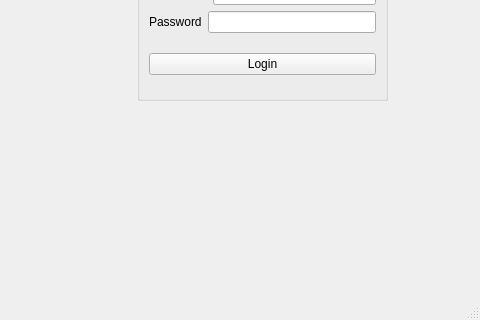
This is LoginApp/LoginApp/mainwindow.ui in htts1049/Qt-Study as Qt 5 draws it before an edit; both pictures show x 223 to 703 and y 180 to 500 of the 703 by 500 pixel window. The edited form follows.
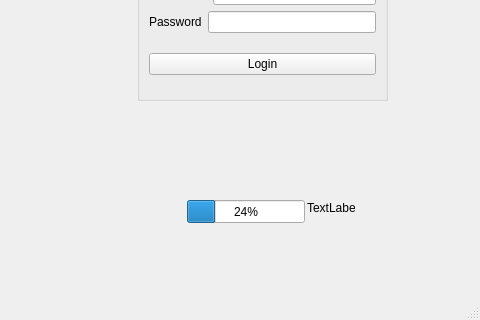
This is the edited form. Icons and pictures are not drawn.

Commit message: 1. Date : 2024-11-30 2. TID : - showMessageBar 메소드를 사용해, status bar에 메시지 띄우기 - showMessageBar 메소드의 timeout 매개변수를 이용해, 일정 시간만큼만 메시지 띄우기 - addPermenentWidget 메소드를 사용해, status bar에 위젯  추가하기 - addPermenentWidget 메소드의 stretch 매개변수를 이용해, status bar에서 위젯이 차지하는 비율 조절하기

What changed in the file:
```diff
--- a/LoginApp/LoginApp/mainwindow.ui
+++ b/LoginApp/LoginApp/mainwindow.ui
@@ -80,8 +80,31 @@
     <property name="text">
      <string/>
     </property>
-    <property name="pixmap">
-     <pixmap>C:/Users/Administrator/pic1.jpg</pixmap>
+   </widget>
+   <widget class="QLabel" name="label_3">
+    <property name="geometry">
+     <rect>
+      <x>530</x>
+      <y>380</y>
+      <width>48</width>
+      <height>16</height>
+     </rect>
+    </property>
+    <property name="text">
+     <string>TextLabel</string>
+    </property>
+   </widget>
+   <widget class="QProgressBar" name="progressBar">
+    <property name="geometry">
+     <rect>
+      <x>410</x>
+      <y>380</y>
+      <width>118</width>
+      <height>23</height>
+     </rect>
+    </property>
+    <property name="value">
+     <number>24</number>
     </property>
    </widget>
   </widget>
```
The commit also changes 1 other file.
